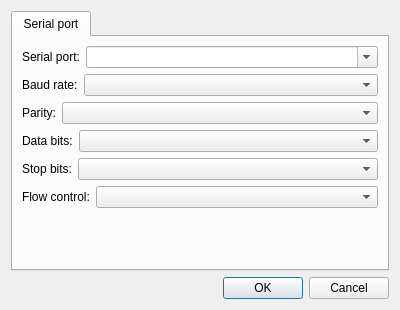
Qt form Plugins/SerialPort/DlgSettingsSerialPort.ui (KangLin/RabbitRemoteControl) before a commit.
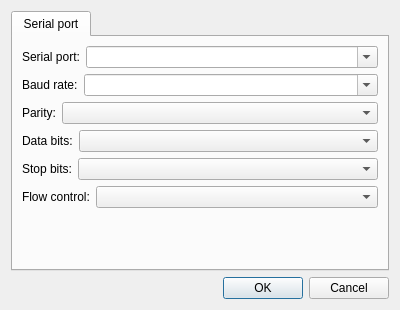
The same form after that commit.

The edit to the form file:
```diff
--- a/Plugins/SerialPort/DlgSettingsSerialPort.ui
+++ b/Plugins/SerialPort/DlgSettingsSerialPort.ui
@@ -93,6 +93,9 @@
              <verstretch>0</verstretch>
             </sizepolicy>
            </property>
+           <property name="editable">
+            <bool>true</bool>
+           </property>
           </widget>
          </item>
         </layout>
```
